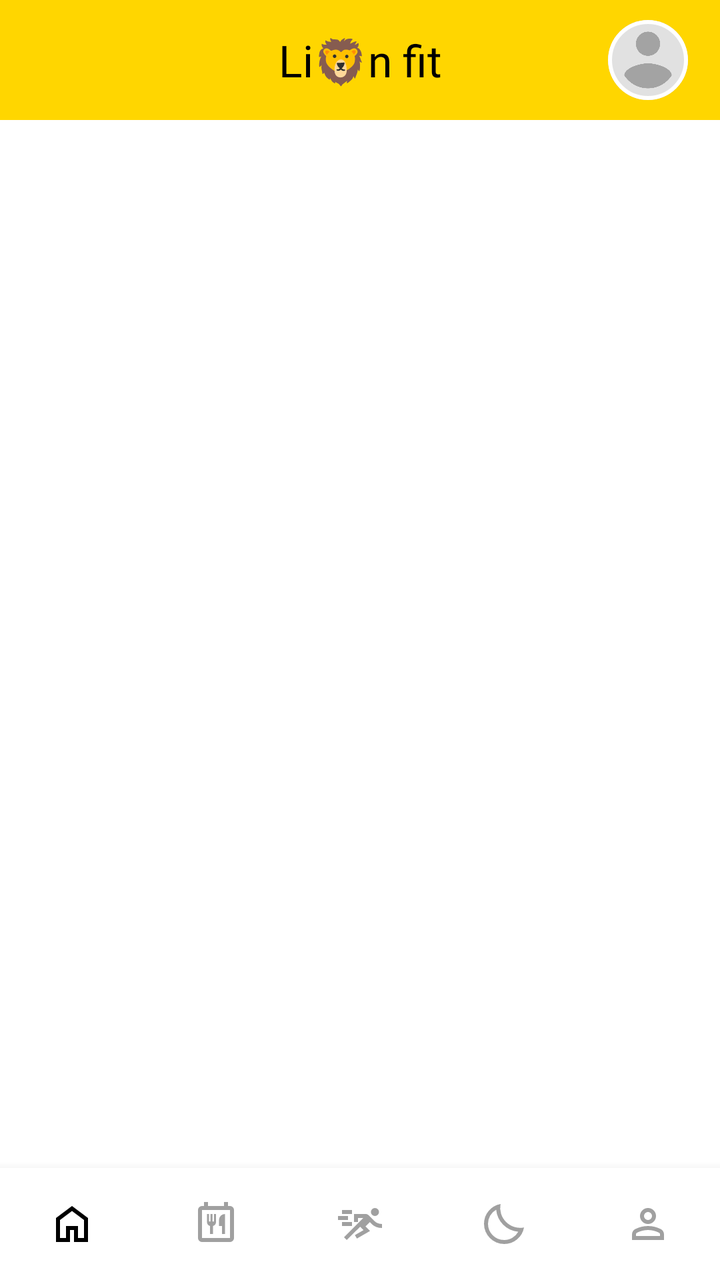
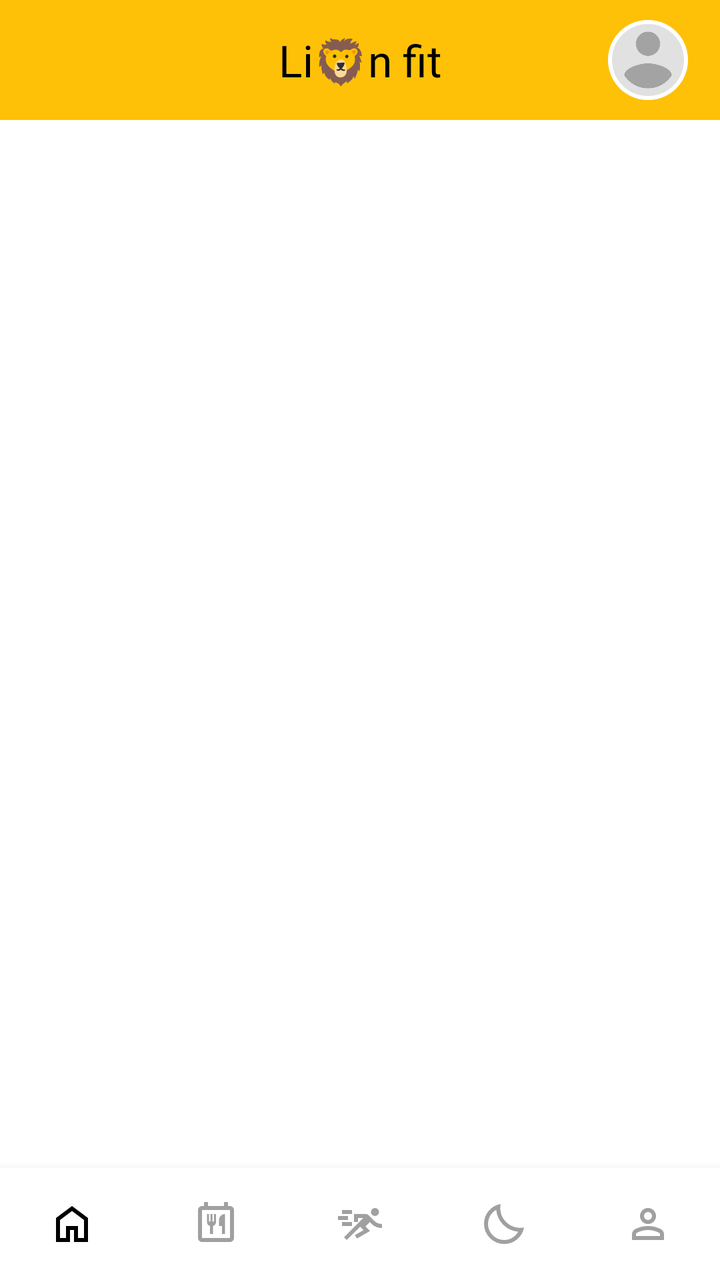

An Android layout rendered at two revisions. The XML below is the earlier revision; the diff shows what the commit changed to produce the second picture.
<!-- AndroidManifest.xml: activity theme Theme.MaterialComponents.Light.NoActionBar -->
<!-- res/layout/activity_main.xml -->
<?xml version="1.0" encoding="utf-8"?>
<androidx.constraintlayout.widget.ConstraintLayout
    xmlns:android="http://schemas.android.com/apk/res/android"
    xmlns:app="http://schemas.android.com/apk/res-auto"
    android:layout_width="match_parent"
    android:layout_height="match_parent"
    android:background="#FFFFFF" android:fitsSystemWindows="true">

    <androidx.constraintlayout.widget.ConstraintLayout
        android:id="@+id/top_bar"
        android:layout_width="match_parent"
        android:layout_height="60dp"
        android:background="#FFD600" app:layout_constraintTop_toTopOf="parent">

        <TextView
            android:layout_width="wrap_content"
            android:layout_height="wrap_content"
            android:text="Li🦁n fit"
            android:fontFamily="@font/galada"
            android:textColor="#000000"
            android:textSize="22sp"
            app:layout_constraintTop_toTopOf="parent"
            app:layout_constraintBottom_toBottomOf="parent"
            app:layout_constraintStart_toStartOf="parent"
            app:layout_constraintEnd_toEndOf="parent" />

        <com.google.android.material.card.MaterialCardView
            android:id="@+id/card_top_profile"
            android:layout_width="40dp"
            android:layout_height="40dp"
            android:layout_marginEnd="16dp"
            app:cardCornerRadius="20dp"
            app:cardElevation="0dp"
            app:strokeColor="#FFFFFF"
            app:strokeWidth="2dp"
            app:layout_constraintTop_toTopOf="parent"
            app:layout_constraintBottom_toBottomOf="parent"
            app:layout_constraintEnd_toEndOf="parent">

            <ImageView
                android:id="@+id/iv_top_profile_pic"
                android:layout_width="match_parent"
                android:layout_height="match_parent"
                android:scaleType="centerCrop"
                android:src="@drawable/ic_profile_placeholder" />
        </com.google.android.material.card.MaterialCardView>

    </androidx.constraintlayout.widget.ConstraintLayout>

    <FrameLayout
        android:id="@+id/fragment_container"
        android:layout_width="0dp"
        android:layout_height="0dp"
        android:background="#FFFFFF" app:layout_constraintTop_toBottomOf="@id/top_bar"
        app:layout_constraintBottom_toTopOf="@id/bottom_navigation"
        app:layout_constraintStart_toStartOf="parent"
        app:layout_constraintEnd_toEndOf="parent" />

    <com.google.android.material.bottomnavigation.BottomNavigationView
        android:id="@+id/bottom_navigation"
        android:layout_width="match_parent"
        android:layout_height="wrap_content"
        android:background="#FFFFFF" app:menu="@menu/bottom_nav_menu"
        app:labelVisibilityMode="unlabeled"
        app:itemIconTint="@color/bottom_nav_colors"
        app:layout_constraintBottom_toBottomOf="parent" />

</androidx.constraintlayout.widget.ConstraintLayout>
<!-- resources referenced by this layout -->
<resources>
  <!-- drawable ic_profile_placeholder: png bitmap (drawable, 2011 bytes) -->
</resources>

<!-- the commit's change to res/layout/activity_main.xml (unified diff, before → after) -->
@@ -10,7 +10,7 @@
         android:id="@+id/top_bar"
         android:layout_width="match_parent"
         android:layout_height="60dp"
-        android:background="#FFD600" app:layout_constraintTop_toTopOf="parent">
+        android:background="#FFC107" app:layout_constraintTop_toTopOf="parent">
 
         <TextView
             android:layout_width="wrap_content"
